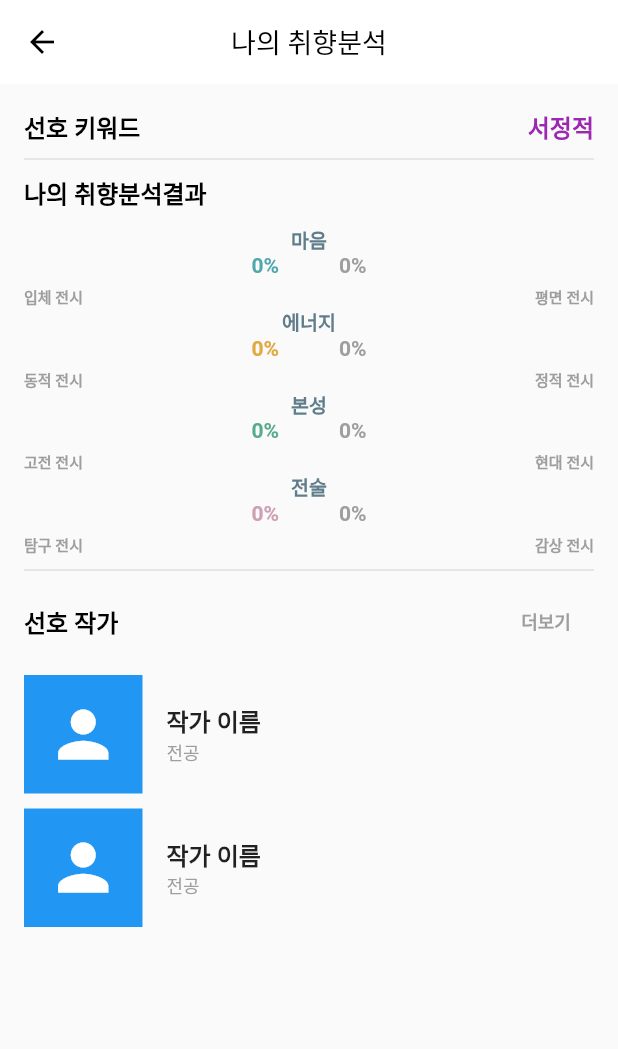
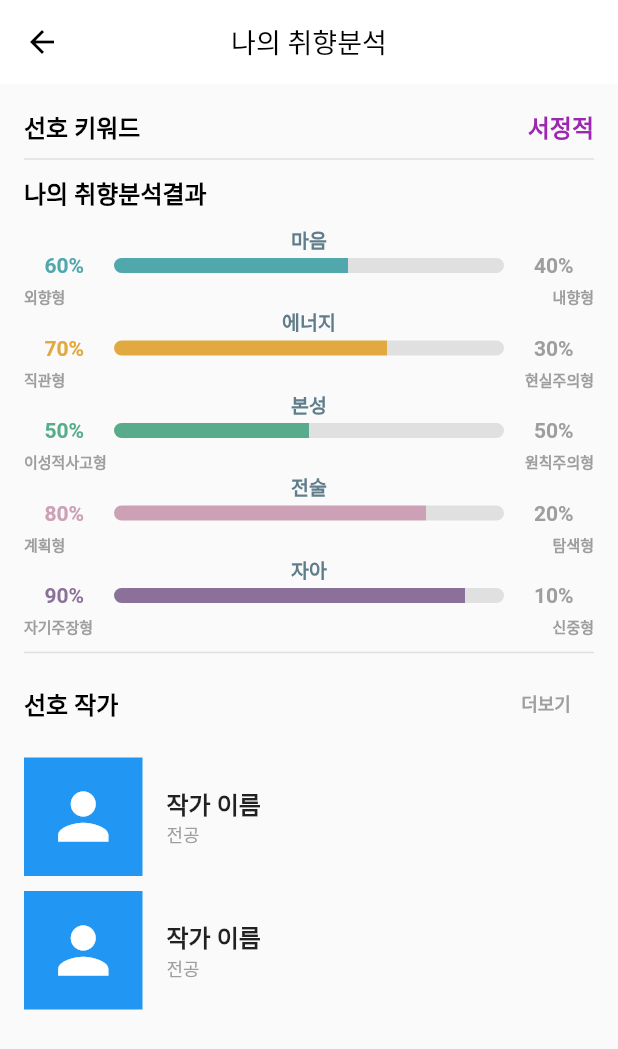
Before and after one commit to chg1179/Flutter_exhibition, a Flutter app: the JtbiResult screen opened directly, on a phone screen of 412 x 824 dp. Shown: the top 1049 px of the screen. Run offline on Flutter 3.47's test engine with Material 2 defaults, Android fonts, the phone set to English and light mode, and no system bars; our stand-ins replace cached_network_image, cloud_firestore, firebase_auth, firebase_core, firebase_storage, flutter_spinkit and 5 more; missing offline and left inert: country_calling_code_picker; accounts and stored records are empty.

Commit message:
알림 수 표시, JTBI 리셋

```diff
--- a/lib/myPage/JTBI/my_jtbi_result.dart
+++ b/lib/myPage/JTBI/my_jtbi_result.dart
@@ -1,87 +1,24 @@
-
-import 'package:cloud_firestore/cloud_firestore.dart';
+import 'package:exhibition_project/myPage/JTBI/jbti1.dart';
 import 'package:exhibition_project/myPage/my_collection.dart';
 import 'package:flutter/material.dart';
-import 'package:provider/provider.dart';
-import '../../model/user_model.dart';
-
-
-
+void main() {
+  runApp(JtbiResult2());
+}
+class JtbiResult2 extends StatelessWidget {
+  @override
+  Widget build(BuildContext context) {
+    return MaterialApp(
+      home: JtbiResult(),
+    );
+  }
+}
 class JtbiResult extends StatefulWidget {
   JtbiResult({super.key});
-
   @override
   State<JtbiResult> createState() => _JtbiResultState();
 }
-
 class _JtbiResultState extends State<JtbiResult> {
-late DocumentSnapshot _userDocument;
-late String? _userNickName;
-late double _a = 0.0;
-late double _b = 0.0;
-late double _c = 0.0;
-late double _d = 0.0;
-late double _e = 0.0;
-late double _f = 0.0;
-late double _g = 0.0;
-late double _h = 0.0;
-
-
-@override
-  void initState() {
-  super.initState();
-  _loadUserData(context);
-}
-
-// 세션으로 document 값 구하기
-Future<DocumentSnapshot> getDocumentById(String documentId) async {
-  DocumentSnapshot document = await FirebaseFirestore.instance.collection('user').doc(documentId).get();
-  return document;
-}
-
-Future<void> _loadUserData(BuildContext context) async {
-  final user = Provider.of<UserModel?>(context, listen: false);
-  if (user != null && user.isSignIn) {
-
-    DocumentSnapshot document = await getDocumentById(user.userNo!);
-    setState(() {
-      _userDocument = document;
-      _userNickName = _userDocument.get('nickName') ?? 'No Nickname'; // 닉네임이 없을 경우 기본값 설정
-      print("닉네임 : ${_userNickName}");
-    });
-
-    // 사용자의 jbti 컬렉션에 접근
-    CollectionReference jbtiCollection = FirebaseFirestore.instance.collection('user').doc(user.nickName!).collection('jbti');
-
-    // 사용자의 jbti 컬렉션 내에서 문서 가져오기
-    DocumentSnapshot jbtiDocument = await jbtiCollection.doc('userId').get();
-
-    // 필드 값 가져오기
-    double a = jbtiDocument.get('a');
-    double b = jbtiDocument.get('b');
-    double c = jbtiDocument.get('c');
-    double d = jbtiDocument.get('d');
-    double e = jbtiDocument.get('e');
-    double f = jbtiDocument.get('f');
-    double g = jbtiDocument.get('g');
-    double h = jbtiDocument.get('h');
-
-    // 가져온 필드 값 사용
-    setState(() {
-      _a = a;
-      _b = b;
-      _c = c;
-      _d = d;
-      _e = e;
-      _f = f;
-      _g = g;
-      _h = h;
-    });
-  }
-}
-
-
-@override
+  @override
   Widget build(BuildContext context) {
     return Scaffold(
       appBar: AppBar(
@@ -143,14 +80,15 @@ Future<void> _loadUserData(BuildContext context) async {
             ),
             SizedBox(height: 10,),
             KeywordText(keyword: "마음"),
-            TemperatureBar1(leftPercentage: _a, rightPercentage: _b),
+            TemperatureBar1(leftPercentage: 60, rightPercentage: 40),
             KeywordText(keyword: "에너지"),
-            TemperatureBar2(leftPercentage: _c, rightPercentage: _d),
+            TemperatureBar2(leftPercentage: 70, rightPercentage: 30),
             KeywordText(keyword: "본성"),
-            TemperatureBar3(leftPercentage: _e, rightPercentage: _f),
+            TemperatureBar3(leftPercentage: 50, rightPercentage: 50),
             KeywordText(keyword: "전술"),
-            TemperatureBar4(leftPercentage: _g, rightPercentage: _h),
-
+            TemperatureBar4(leftPercentage: 80, rightPercentage: 20),
+            KeywordText(keyword: "자아"),
+            TemperatureBar5(leftPercentage: 90, rightPercentage: 10),
             Divider(
               color: Colors.grey[300], // 수평선의 색상 설정
               thickness: 1, // 수평선의 두께 설정
@@ -210,8 +148,8 @@ Future<void> _loadUserData(BuildContext context) async {
                     Text(
                       '전공',
                       style: TextStyle(
-                        fontSize: 12,
-                        color: Colors.grey
+                          fontSize: 12,
+                          color: Colors.grey
                       ),
                     ),
                   ],
@@ -256,21 +194,15 @@ Future<void> _loadUserData(BuildContext context) async {
                 ),
               ],
             )
-
-
           ],
         ),
       ),
-
     );
   }
 }
-
 class KeywordText extends StatelessWidget {
   final String keyword;
-
   KeywordText({required this.keyword});
-
   @override
   Widget build(BuildContext context) {
     return Text(
@@ -283,32 +215,17 @@ class KeywordText extends StatelessWidget {
     );
   }
 }
-
-
 class TemperatureBar1 extends StatelessWidget {
   final double leftPercentage;
   final double rightPercentage;
-
   TemperatureBar1({required this.leftPercentage, required this.rightPercentage});
-
   @override
   Widget build(BuildContext context) {
     Color leftColor = Color(0xFF50A8AD); // #50A8AD 색상을 사용
     Color? rightColor = Colors.grey[300];
 
-    // double leftWidth = 260 * (leftPercentage / (leftPercentage + rightPercentage));
-    // double rightWidth = 260 * (rightPercentage / (leftPercentage + rightPercentage));
-
-    double totalPercentage = leftPercentage + rightPercentage;
-    double leftWidth, rightWidth;
-
-    if (totalPercentage == 0) {
-      leftWidth = 0;
-      rightWidth = 0;
-    } else {
-      leftWidth = 260 * (leftPercentage / totalPercentage);
-      rightWidth = 260 * (rightPercentage / totalPercentage);
-    }
+    double leftWidth = 260 * (leftPercentage / (leftPercentage + rightPercentage));
+    double rightWidth = 260 * (rightPercentage / (leftPercentage + rightPercentage));
 
     return Column(
       children: [
@@ -353,38 +270,25 @@ class TemperatureBar1 extends StatelessWidget {
         Row(
           mainAxisAlignment: MainAxisAlignment.spaceBetween,
           children: [
-            Text('입체 전시',style: TextStyle(fontSize: 10,color: Colors.grey, fontWeight: FontWeight.bold),),
-            Text('평면 전시',style: TextStyle(fontSize: 10,color: Colors.grey, fontWeight: FontWeight.bold),),
+            Text('외향형',style: TextStyle(fontSize: 10,color: Colors.grey, fontWeight: FontWeight.bold),),
+            Text('내향형',style: TextStyle(fontSize: 10,color: Colors.grey, fontWeight: FontWeight.bold),),
           ],
         )
       ],
     );
   }
 }
-
 class TemperatureBar2 extends StatelessWidget {
   final double leftPercentage;
   final double rightPercentage;
-
   TemperatureBar2({required this.leftPercentage, required this.rightPercentage});
-
   @override
   Widget build(BuildContext context) {
     Color leftColor = Color(0xFFE2A941);
     Color? rightColor = Colors.grey[300];
 
-    // double leftWidth = 260 * (leftPercentage / (leftPercentage + rightPercentage));
-    // double rightWidth = 260 * (rightPercentage / (leftPercentage + rightPercentage));
-    double totalPercentage = leftPercentage + rightPercentage;
-    double leftWidth, rightWidth;
-
-    if (totalPercentage == 0) {
-      leftWidth = 0;
-      rightWidth = 0;
-    } else {
-      leftWidth = 260 * (leftPercentage / totalPercentage);
-      rightWidth = 260 * (rightPercentage / totalPercentage);
-    }
+    double leftWidth = 260 * (leftPercentage / (leftPercentage + rightPercentage));
+    double rightWidth = 260 * (rightPercentage / (leftPercentage + rightPercentage));
 
     return Column(
       children: [
@@ -429,38 +333,26 @@ class TemperatureBar2 extends StatelessWidget {
         Row(
           mainAxisAlignment: MainAxisAlignment.spaceBetween,
           children: [
-            Text('동적 전시',style: TextStyle(fontSize: 10,color: Colors.grey, fontWeight: FontWeight.bold),),
-            Text('정적 전시',style: TextStyle(fontSize: 10,color: Colors.grey, fontWeight: FontWeight.bold),),
+            Text('직관형',style: TextStyle(fontSize: 10,color: Colors.grey, fontWeight: FontWeight.bold),),
+            Text('현실주의형',style: TextStyle(fontSize: 10,color: Colors.grey, fontWeight: FontWeight.bold),),
           ],
         )
       ],
     );
   }
 }
-
 class TemperatureBar3 extends StatelessWidget {
   final double leftPercentage;
   final double rightPercentage;
-
   TemperatureBar3({required this.leftPercentage, required this.rightPercentage});
-
   @override
   Widget build(BuildContext context) {
     Color? leftColor = Color(0xFF58AC8B);
     Color? rightColor = Colors.grey[300];
 
-    // double leftWidth = 260 * (leftPercentage / (leftPercentage + rightPercentage));
-    // double rightWidth = 260 * (rightPercentage / (leftPercentage + rightPercentage));
-    double totalPercentage = leftPercentage + rightPercentage;
-    double leftWidth, rightWidth;
+    double leftWidth = 260 * (leftPercentage / (leftPercentage + rightPercentage));
+    double rightWidth = 260 * (rightPercentage / (leftPercentage + rightPercentage));
 
-    if (totalPercentage == 0) {
-      leftWidth = 0;
-      rightWidth = 0;
-    } else {
-      leftWidth = 260 * (leftPercentage / totalPercentage);
-      rightWidth = 260 * (rightPercentage / totalPercentage);
-    }
     return Column(
       children: [
         Row(
@@ -504,38 +396,26 @@ class TemperatureBar3 extends StatelessWidget {
         Row(
           mainAxisAlignment: MainAxisAlignment.spaceBetween,
           children: [
-            Text('고전 전시',style: TextStyle(fontSize: 10,color: Colors.grey, fontWeight: FontWeight.bold),),
-            Text('현대 전시',style: TextStyle(fontSize: 10,color: Colors.grey, fontWeight: FontWeight.bold),),
+            Text('이성적사고형',style: TextStyle(fontSize: 10,color: Colors.grey, fontWeight: FontWeight.bold),),
+            Text('원칙주의형',style: TextStyle(fontSize: 10,color: Colors.grey, fontWeight: FontWeight.bold),),
           ],
         )
       ],
     );
   }
 }
-
 class TemperatureBar4 extends StatelessWidget {
   final double leftPercentage;
   final double rightPercentage;
-
   TemperatureBar4({required this.leftPercentage, required this.rightPercentage});
-
   @override
   Widget build(BuildContext context) {
     Color? leftColor = Color(0xFFCDA1B5);
     Color? rightColor = Colors.grey[300];
 
-    // double leftWidth = 260 * (leftPercentage / (leftPercentage + rightPercentage));
-    // double rightWidth = 260 * (rightPercentage / (leftPercentage + rightPercentage));
-    double totalPercentage = leftPercentage + rightPercentage;
-    double leftWidth, rightWidth;
+    double leftWidth = 260 * (leftPercentage / (leftPercentage + rightPercentage));
+    double rightWidth = 260 * (rightPercentage / (leftPercentage + rightPercentage));
 
-    if (totalPercentage == 0) {
-      leftWidth = 0;
-      rightWidth = 0;
-    } else {
-      leftWidth = 260 * (leftPercentage / totalPercentage);
-      rightWidth = 260 * (rightPercentage / totalPercentage);
-    }
     return Column(
       children: [
         Row(
@@ -579,38 +459,26 @@ class TemperatureBar4 extends StatelessWidget {
         Row(
           mainAxisAlignment: MainAxisAlignment.spaceBetween,
           children: [
-            Text('탐구 전시',style: TextStyle(fontSize: 10,color: Colors.grey, fontWeight: FontWeight.bold),),
-            Text('감상 전시',style: TextStyle(fontSize: 10,color: Colors.grey, fontWeight: FontWeight.bold),),
+            Text('계획형',style: TextStyle(fontSize: 10,color: Colors.grey, fontWeight: FontWeight.bold),),
+            Text('탐색형',style: TextStyle(fontSize: 10,color: Colors.grey, fontWeight: FontWeight.bold),),
           ],
         )
       ],
     );
   }
 }
-
 class TemperatureBar5 extends StatelessWidget {
   final double leftPercentage;
   final double rightPercentage;
-
   TemperatureBar5({required this.leftPercentage, required this.rightPercentage});
-
   @override
   Widget build(BuildContext context) {
     Color? leftColor = Color(0xFF8B719A);
     Color? rightColor = Colors.grey[300];
 
-    // double leftWidth = 260 * (leftPercentage / (leftPercentage + rightPercentage));
-    // double rightWidth = 260 * (rightPercentage / (leftPercentage + rightPercentage));
-    double totalPercentage = leftPercentage + rightPercentage;
-    double leftWidth, rightWidth;
+    double leftWidth = 260 * (leftPercentage / (leftPercentage + rightPercentage));
+    double rightWidth = 260 * (rightPercentage / (leftPercentage + rightPercentage));
 
-    if (totalPercentage == 0) {
-      leftWidth = 0;
-      rightWidth = 0;
-    } else {
-      leftWidth = 260 * (leftPercentage / totalPercentage);
-      rightWidth = 260 * (rightPercentage / totalPercentage);
-    }
     return Column(
       children: [
         Row(
```
Also changed, not shown: lib/myPage/mypage.dart (+35 -12 lines).
